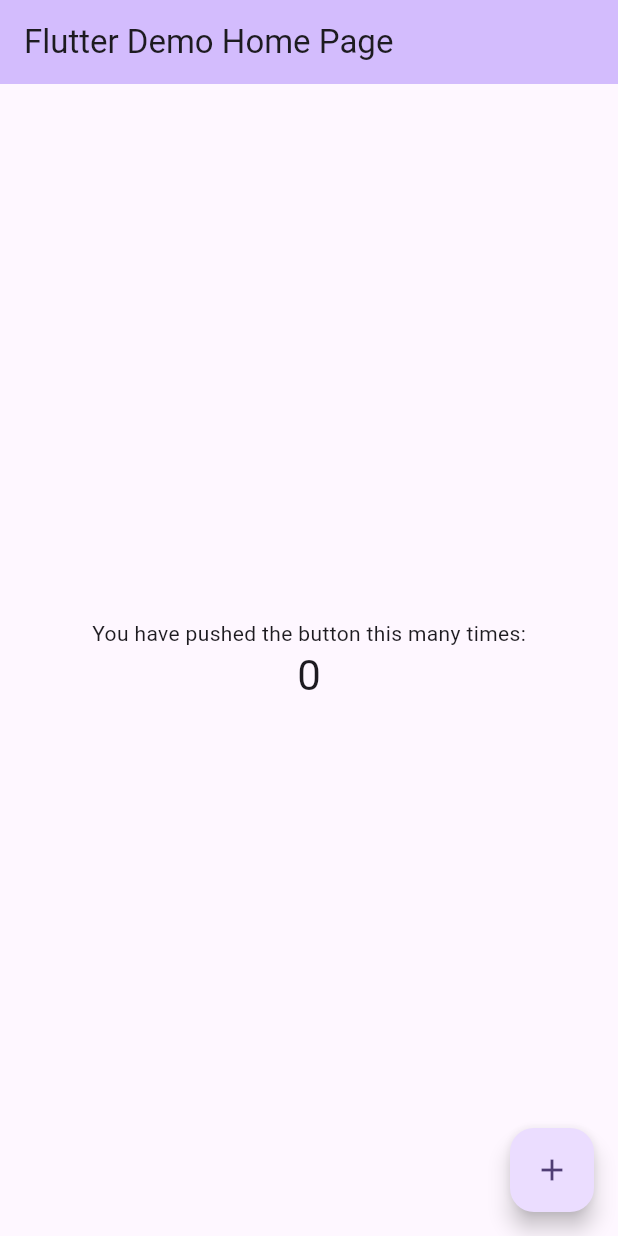
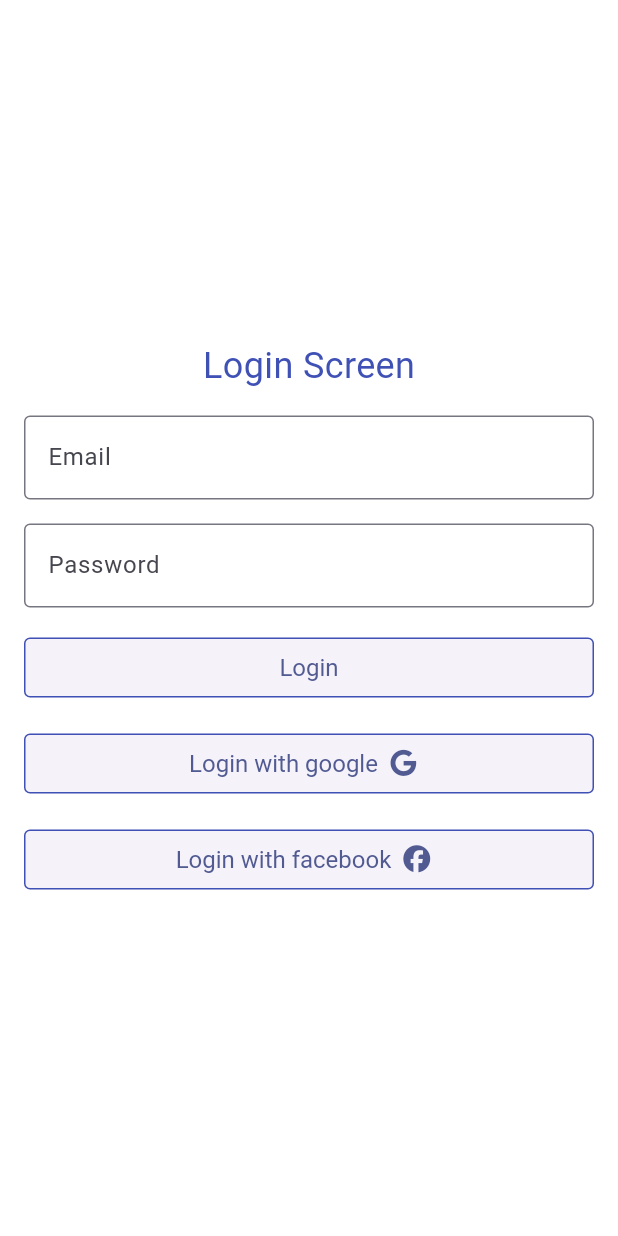
Before and after one commit to mukarrom/FLUTTER-FIREBASE, a Flutter app: the screen it shows after launch, on a phone screen of 412 x 824 dp. Run offline on Flutter 3.47's test engine with Material 3 defaults, Android fonts, the phone set to English and light mode, and no system bars; our stand-ins replace firebase_auth, firebase_core, font_awesome_flutter, get, google_sign_in, shared_preferences; missing offline and left inert: flutter_facebook_auth; accounts and stored records are empty.

Commit message:
flutter firebase google and facebook sign-in added

```diff
--- /dev/null
+++ b/lib/app/app.dart
@@ -0,0 +1,21 @@
+import 'package:flutter/material.dart';
+import 'package:flutter_firebase/app/app_theme_data.dart';
+import 'package:flutter_firebase/controller_binder.dart';
+import 'package:flutter_firebase/ui/screens/splash_screen.dart';
+import 'package:get/get_navigation/src/root/get_material_app.dart';
+
+class FlutterFirebaseApp extends StatelessWidget {
+  const FlutterFirebaseApp({super.key});
+
+  @override
+  Widget build(BuildContext context) {
+    return GetMaterialApp(
+      debugShowCheckedModeBanner: false,
+      initialBinding: ControllerBinder(),
+      theme: AppThemeData.lightThemeData,
+      darkTheme: AppThemeData.darkThemeData,
+      themeMode: ThemeMode.light,
+      home: SplashScreen(),
+    );
+  }
+}
--- /dev/null
+++ b/lib/app/app_colors.dart
@@ -0,0 +1,5 @@
+import 'package:flutter/material.dart';
+
+class AppColors {
+  static const Color themeColor = Colors.indigo;
+}
--- /dev/null
+++ b/lib/app/app_theme_data.dart
@@ -0,0 +1,42 @@
+import 'package:flutter/material.dart';
+import 'package:flutter_firebase/app/app_colors.dart';
+
+class AppThemeData {
+  static ThemeData get lightThemeData {
+    return ThemeData(
+      colorSchemeSeed: AppColors.themeColor,
+      scaffoldBackgroundColor: Colors.white,
+      progressIndicatorTheme: const ProgressIndicatorThemeData(
+        color: AppColors.themeColor,
+      ),
+      textTheme: const TextTheme(
+        headlineLarge: TextStyle(fontWeight: FontWeight.w500, fontSize: 28),
+      ),
+      inputDecorationTheme: InputDecorationTheme(border: OutlineInputBorder()),
+
+      elevatedButtonTheme: ElevatedButtonThemeData(
+        style: ElevatedButton.styleFrom(
+          elevation: 0,
+          // border add
+          side: const BorderSide(color: AppColors.themeColor),
+          fixedSize: const Size.fromWidth(double.maxFinite),
+          // backgroundColor: AppColors.themeColor,
+          // foregroundColor: Colors.white,
+          shape: RoundedRectangleBorder(borderRadius: BorderRadius.circular(4)),
+          textStyle: const TextStyle(fontWeight: FontWeight.w400, fontSize: 16),
+        ),
+      ),
+    );
+  }
+
+  static ThemeData get darkThemeData {
+    return ThemeData(
+      colorSchemeSeed: AppColors.themeColor,
+      progressIndicatorTheme: const ProgressIndicatorThemeData(
+        color: AppColors.themeColor,
+      ),
+      brightness: Brightness.dark,
+      // scaffoldBackgroundColor: Colors.white,
+    );
+  }
+}
--- /dev/null
+++ b/lib/data/models/user_model.dart
@@ -0,0 +1,15 @@
+class UserModel {
+  String? name;
+  String? email;
+  String? photoUrl;
+  String? uid;
+
+  UserModel({this.name, this.email, this.photoUrl, this.uid});
+
+  UserModel.fromJson(Map<String, dynamic> json) {
+    name = json['name'];
+    email = json['email'];
+    photoUrl = json['photoUrl'];
+    uid = json['uid'];
+  }
+}
--- a/lib/main.dart
+++ b/lib/main.dart
@@ -1,126 +1,10 @@
 import 'package:firebase_core/firebase_core.dart';
 import 'package:flutter/material.dart';
+import 'package:flutter_firebase/app/app.dart';
 import 'package:flutter_firebase/firebase_options.dart';
 
 void main() async {
   WidgetsFlutterBinding.ensureInitialized();
   await Firebase.initializeApp(options: DefaultFirebaseOptions.currentPlatform);
-  runApp(const MyApp());
+  runApp(const FlutterFirebaseApp());
 }
-
-class MyApp extends StatelessWidget {
-  const MyApp({super.key});
-
-  // This widget is the root of your application.
-  @override
-  Widget build(BuildContext context) {
-    return MaterialApp(
-      title: 'Flutter Demo',
-      theme: ThemeData(
-        // This is the theme of your application.
-        //
-        // TRY THIS: Try running your application with "flutter run". You'll see
-        // the application has a purple toolbar. Then, without quitting the app,
-        // try changing the seedColor in the colorScheme below to Colors.green
-        // and then invoke "hot reload" (save your changes or press the "hot
-        // reload" button in a Flutter-supported IDE, or press "r" if you used
-        // the command line to start the app).
-        //
-        // Notice that the counter didn't reset back to zero; the application
-        // state is not lost during the reload. To reset the state, use hot
-        // restart instead.
-        //
-        // This works for code too, not just values: Most code changes can be
-        // tested with just a hot reload.
-        colorScheme: ColorScheme.fromSeed(seedColor: Colors.deepPurple),
-      ),
-      home: const MyHomePage(title: 'Flutter Demo Home Page'),
-    );
-  }
-}
-
-class MyHomePage extends StatefulWidget {
-  const MyHomePage({super.key, required this.title});
-
-  // This widget is the home page of your application. It is stateful, meaning
-  // that it has a State object (defined below) that contains fields that affect
-  // how it looks.
-
-  // This class is the configuration for the state. It holds the values (in this
-  // case the title) provided by the parent (in this case the App widget) and
-  // used by the build method of the State. Fields in a Widget subclass are
-  // always marked "final".
-
-  final String title;
-
-  @override
-  State<MyHomePage> createState() => _MyHomePageState();
-}
-
-class _MyHomePageState extends State<MyHomePage> {
-  int _counter = 0;
-
-  void _incrementCounter() {
-    setState(() {
-      // This call to setState tells the Flutter framework that something has
-      // changed in this State, which causes it to rerun the build method below
-      // so that the display can reflect the updated values. If we changed
-      // _counter without calling setState(), then the build method would not be
-      // called again, and so nothing would appear to happen.
-      _counter++;
-    });
-  }
-
-  @override
-  Widget build(BuildContext context) {
-    // This method is rerun every time setState is called, for instance as done
-    // by the _incrementCounter method above.
-    //
-    // The Flutter framework has been optimized to make rerunning build methods
-    // fast, so that you can just rebuild anything that needs updating rather
-    // than having to individually change instances of widgets.
-    return Scaffold(
-      appBar: AppBar(
-        // TRY THIS: Try changing the color here to a specific color (to
-        // Colors.amber, perhaps?) and trigger a hot reload to see the AppBar
-        // change color while the other colors stay the same.
-        backgroundColor: Theme.of(context).colorScheme.inversePrimary,
-        // Here we take the value from the MyHomePage object that was created by
-        // the App.build method, and use it to set our appbar title.
-        title: Text(widget.title),
-      ),
-      body: Center(
-        // Center is a layout widget. It takes a single child and positions it
-        // in the middle of the parent.
-        child: Column(
-          // Column is also a layout widget. It takes a list of children and
-          // arranges them vertically. By default, it sizes itself to fit its
-          // children horizontally, and tries to be as tall as its parent.
-          //
-          // Column has various properties to control how it sizes itself and
-          // how it positions its children. Here we use mainAxisAlignment to
-          // center the children vertically; the main axis here is the vertical
-          // axis because Columns are vertical (the cross axis would be
-          // horizontal).
-          //
-          // TRY THIS: Invoke "debug painting" (choose the "Toggle Debug Paint"
-          // action in the IDE, or press "p" in the console), to see the
-          // wireframe for each widget.
-          mainAxisAlignment: MainAxisAlignment.center,
-          children: <Widget>[
-            const Text('You have pushed the button this many times:'),
-            Text(
-              '$_counter',
-              style: Theme.of(context).textTheme.headlineMedium,
-            ),
-          ],
-        ),
-      ),
-      floatingActionButton: FloatingActionButton(
-        onPressed: _incrementCounter,
-        tooltip: 'Increment',
-        child: const Icon(Icons.add),
-      ), // This trailing comma makes auto-formatting nicer for build methods.
-    );
-  }
-}
--- /dev/null
+++ b/lib/ui/controllers/auth_controller.dart
@@ -0,0 +1,73 @@
+import 'dart:convert';
+
+import 'package:flutter_firebase/data/models/user_model.dart';
+import 'package:shared_preferences/shared_preferences.dart';
+
+class AuthController {
+  static const String _userDataKey = 'user-data';
+
+  static String? accessToken;
+  static UserModel? userData;
+
+  // save user data
+  static Future<void> saveUserData(UserModel userModel) async {
+    SharedPreferences sharedPreferences = await SharedPreferences.getInstance();
+    await sharedPreferences.setString(_userDataKey, jsonEncode(userModel));
+    userData = userModel;
+  }
+
+  // get user data
+  static Future<UserModel?> getUserData() async {
+    SharedPreferences sharedPreferences = await SharedPreferences.getInstance();
+    String? encodedUserModel = sharedPreferences.getString(_userDataKey);
+    if (encodedUserModel == null) {
+      return null;
+    }
+    UserModel userModel = UserModel.fromJson(jsonDecode(encodedUserModel));
+    userData = userModel;
+    return userModel;
+  }
+
+  // static Future<void> saveAccessToken(String token) async {
+  //   SharedPreferences sharedPreferences = await SharedPreferences.getInstance();
+  //   await sharedPreferences.setString(_accessTokenKey, token);
+  //   accessToken = token;
+  // }
+
+  // static Future<void> saveUserData(UserModel userModel) async {
+  //   SharedPreferences sharedPreferences = await SharedPreferences.getInstance();
+  //   await sharedPreferences.setString(
+  //     _userDataKey,
+  //     jsonEncode(userModel.toString()),
+  //   );
+  //   userData = userModel;
+  // }
+
+  // static Future<String?> getAccessToken() async {
+  //   SharedPreferences sharedPreferences = await SharedPreferences.getInstance();
+  //   String? token = sharedPreferences.getString(_accessTokenKey);
+  //   accessToken = token;
+  //   return token;
+  // }
+
+  // static Future<UserModel?> getUserData() async {
+  //   SharedPreferences sharedPreferences = await SharedPreferences.getInstance();
+  //   String? encodedUserModel = sharedPreferences.getString(_userDataKey);
+
+  //   if (encodedUserModel == null) {
+  //     return null;
+  //   }
+
+  //   UserModel userModel = UserModel.fromJson(jsonDecode(encodedUserModel));
+  //   userData = userModel;
+  //   return userModel;
+  // }
+
+  // static bool isLoggedIn() => accessToken != null;
+
+  // static Future<void> clearUserData() async {
+  //   SharedPreferences sharedPreferences = await SharedPreferences.getInstance();
+  //   await sharedPreferences.clear();
+  //   accessToken = null;
+  // }
+}
--- /dev/null
+++ b/lib/ui/controllers/login_controller.dart
@@ -0,0 +1,38 @@
+import 'package:firebase_auth/firebase_auth.dart';
+import 'package:get/get.dart';
+import 'package:google_sign_in/google_sign_in.dart';
+
+class LoginController extends GetxController {
+  var email = "".obs;
+  var password = "".obs;
+
+  FirebaseAuth auth = FirebaseAuth.instance;
+
+  void login() {
+    print("email: ${email.value}");
+    print("password: ${password.value}");
+  }
+
+  void clear() {
+    email.value = "";
+    password.value = "";
+  }
+
+  // login with google
+  Future<UserCredential> signInWithGoogle() async {
+    // begin interactive sign in process
+    final GoogleSignInAccount? gUser = await GoogleSignIn().signIn();
+
+    // get the auth details from request
+    final GoogleSignInAuthentication gAuth = await gUser!.authentication;
+
+    // create a new credential
+    final credential = GoogleAuthProvider.credential(
+      accessToken: gAuth.accessToken,
+      idToken: gAuth.idToken,
+    );
+
+    // finally, let's sign in
+    return await auth.signInWithCredential(credential);
+  }
+}
--- /dev/null
+++ b/lib/ui/controllers/splash_screen_controller.dart
@@ -0,0 +1,14 @@
+import 'package:flutter_firebase/ui/services/auth_service.dart';
+import 'package:get/get.dart';
+
+class SplashScreenController extends GetxController {
+  var isLoggedIn = false.obs;
+  @override
+  void onInit() {
+    super.onInit();
+    Future.delayed(const Duration(seconds: 3), () {
+      isLoggedIn.value = AuthService().getCurrentUser() != null;
+      update();
+    });
+  }
+}
--- /dev/null
+++ b/lib/ui/screens/login_screen.dart
@@ -0,0 +1,78 @@
+import 'package:firebase_auth/firebase_auth.dart';
+import 'package:flutter/material.dart';
+import 'package:flutter_firebase/app/app_colors.dart';
+import 'package:flutter_firebase/ui/controllers/login_controller.dart';
+import 'package:flutter_firebase/ui/screens/home_screen.dart';
+import 'package:flutter_firebase/ui/services/auth_service.dart';
+import 'package:font_awesome_flutter/font_awesome_flutter.dart';
+import 'package:get/get.dart';
+
+class LoginScreen extends StatelessWidget {
+  const LoginScreen({super.key});
+
+  @override
+  Widget build(BuildContext context) {
+    final LoginController controller = Get.find<LoginController>();
+    return Scaffold(
+      body: SafeArea(
+        child: Padding(
+          padding: EdgeInsets.all(16),
+          child: Column(
+            mainAxisAlignment: MainAxisAlignment.center,
+            spacing: 16,
+            children: [
+              const Text(
+                "Login Screen",
+                style: TextStyle(color: AppColors.themeColor, fontSize: 24),
+              ),
+              TextFormField(
+                decoration: InputDecoration(label: const Text("Email")),
+              ),
+              TextFormField(
+                decoration: InputDecoration(label: const Text("Password")),
+              ),
+              ElevatedButton(onPressed: () {}, child: const Text("Login")),
+              // Google login button
+              ElevatedButton(
+                onPressed: () async {
+                  UserCredential user = await AuthService().signInWithGoogle();
+                  print(user);
+                  if (AuthService().getCurrentUser() != null) {
+                    Get.to(const HomeScreen());
+                  }
+                },
+                child: Wrap(
+                  children: [
+                    const Text("Login with google"),
+                    const SizedBox(width: 8),
+                    const Icon(FontAwesomeIcons.google),
+                    const SizedBox(width: 8),
+                  ],
+                ),
+              ),
+
+              // Facebook login button
+              ElevatedButton(
+                onPressed: () async {
+                  await AuthService().signInWithFacebook();
+
+                  if (AuthService().getCurrentUser() != null) {
+                    Get.to(const HomeScreen());
+                  }
+                },
+                child: Wrap(
+                  children: [
+                    const Text("Login with facebook"),
+                    const SizedBox(width: 8),
+                    const Icon(FontAwesomeIcons.facebook),
+                    const SizedBox(width: 8),
+                  ],
+                ),
+              ),
+            ],
+          ),
+        ),
+      ),
+    );
+  }
+}
--- /dev/null
+++ b/lib/ui/services/auth_service.dart
@@ -0,0 +1,53 @@
+import 'package:firebase_auth/firebase_auth.dart';
+import 'package:flutter_facebook_auth/flutter_facebook_auth.dart';
+import 'package:google_sign_in/google_sign_in.dart';
+
+class AuthService {
+  // firebase auth instance
+  final FirebaseAuth _firebaseAuth = FirebaseAuth.instance;
+
+  // get current user
+  User? getCurrentUser() {
+    return _firebaseAuth.currentUser;
+  }
+
+  // sign out
+  Future<void> signOut() async {
+    return await _firebaseAuth.signOut();
+  }
+
+  // google sign in
+  Future<UserCredential> signInWithGoogle() async {
+    // begin interactive sign in process
+    final GoogleSignInAccount? gUser = await GoogleSignIn().signIn();
+
+    // get the auth details from request
+    final GoogleSignInAuthentication gAuth = await gUser!.authentication;
+
+    // create a new credential
+    final credential = GoogleAuthProvider.credential(
+      accessToken: gAuth.accessToken,
+      idToken: gAuth.idToken,
+    );
+
+    // finally, let's sign in
+    return await _firebaseAuth.signInWithCredential(credential);
+  }
+
+  // sign in with facebook
+  Future<UserCredential> signInWithFacebook() async {
+    // trigger the sign-in flow
+    final LoginResult loginResult = await FacebookAuth.instance.login();
+
+    // create a credential from the access token
+    final OAuthCredential facebookAuthCredential =
+        FacebookAuthProvider.credential(loginResult.accessToken!.tokenString);
+
+    // once signed in, return the UserCredential
+    return await _firebaseAuth.signInWithCredential(facebookAuthCredential);
+  }
+
+  Future<String> login(String email, String password) async {
+    return 'token';
+  }
+}
--- a/pubspec.yaml
+++ b/pubspec.yaml
@@ -35,6 +35,12 @@ dependencies:
   # Use with the CupertinoIcons class for iOS style icons.
   cupertino_icons: ^1.0.8
   firebase_core: ^3.13.0
+  firebase_auth: ^5.5.2
+  google_sign_in: ^6.3.0
+  flutter_facebook_auth: ^7.1.1
+  shared_preferences: ^2.5.3
+  get: ^4.7.2
+  font_awesome_flutter: ^10.8.0
 
 dev_dependencies:
   flutter_test:
```
Also changed, not shown: lib/controller_binder.dart (added, +13 -0 lines), lib/ui/screens/home_screen.dart (added, +58 -0 lines), lib/ui/screens/splash_screen.dart (added, +39 -0 lines), pubspec.lock, 16 other files.
